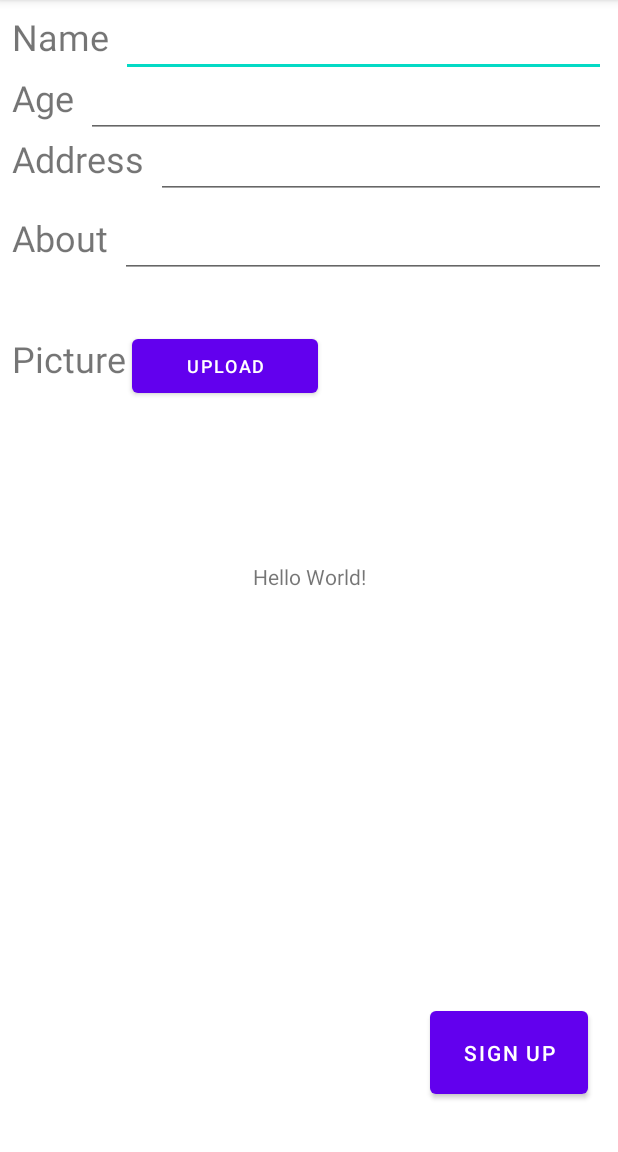
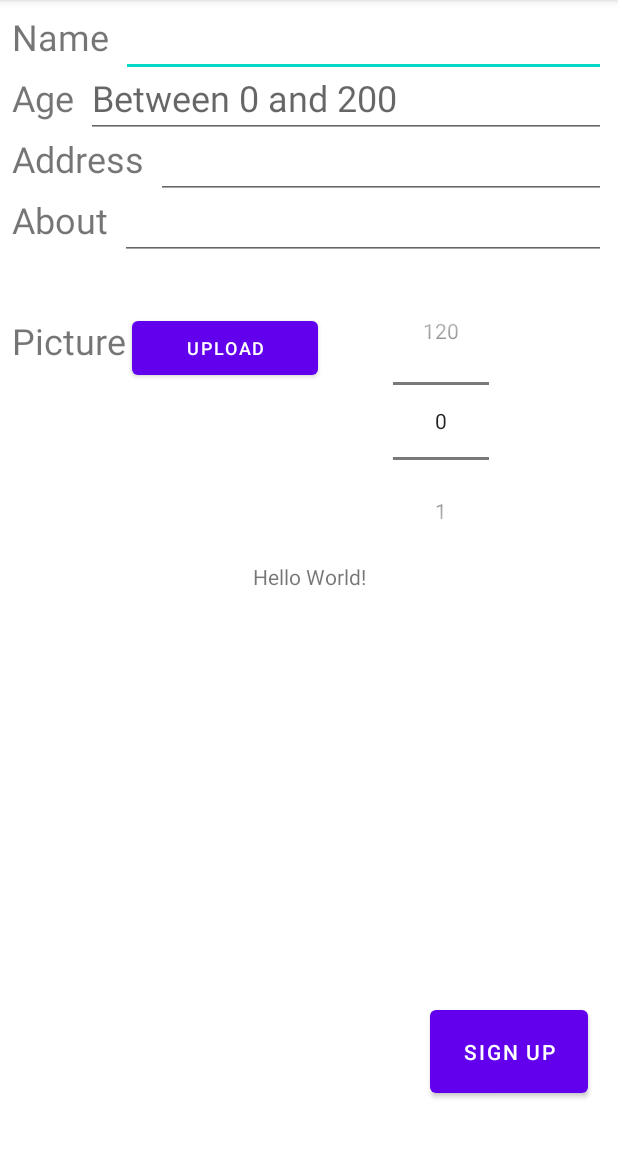
Before and after one commit to RomKadria/PurrfectMatch, an Android app: the screen it shows after launch (MainActivity), on a phone screen of 412 x 824 dp, the part 84-1236 px from its top. Run offline under Robolectric (Android 15) with nearby library versions, the phone set to English and light mode, and no system bars; our stand-ins replace Picasso, navigation-ui.

Commit message:
page completed

```diff
--- a/app/src/main/java/com/example/purrfectmatch/SignupSTwoFragment.java
+++ b/app/src/main/java/com/example/purrfectmatch/SignupSTwoFragment.java
@@ -12,6 +12,7 @@ import androidx.navigation.Navigation;
 
 import android.content.Context;
 
+import android.provider.ContactsContract;
 import android.provider.MediaStore;
 import android.util.Log;
 import android.view.LayoutInflater;
@@ -20,6 +21,7 @@ import android.view.ViewGroup;
 import android.widget.Button;
 import android.widget.EditText;
 import android.widget.ImageView;
+import android.widget.NumberPicker;
 import android.widget.Toast;
 
 import com.example.purrfectmatch.model.Model;
@@ -32,6 +34,8 @@ import java.io.IOException;
 public class SignupSTwoFragment extends Fragment {
     static final int REQUEST_IMAGE_CAPTURE = 1;
     final static int RESULT_SUCCESS = 0;
+    final static int MAX_AGE = 200;
+    final static int MIN_AGE = 0;
     private static final int REQUEST_CAMERA = 1;
     private static final int SELECT_IMAGE = 22;
     private final int PICK_IMAGE_REQUEST = 22;
@@ -43,8 +47,10 @@ public class SignupSTwoFragment extends Fragment {
     Button signUpBtn;
     Button uploadBtn;
     Bitmap imageBitmap;
-    ImageView iv;
+    ImageView imageIv;
     private Uri filePath;
+    Bitmap photo;
+    NumberPicker agePicker;
 
     @Override
     public View onCreateView(LayoutInflater inflater, ViewGroup container,
@@ -58,20 +64,26 @@ public class SignupSTwoFragment extends Fragment {
         aboutEt = view.findViewById(R.id.signupSTwo_about_et);
         signUpBtn = view.findViewById(R.id.signupSTwo_signup_btn);
         uploadBtn = view.findViewById(R.id.signupSTwo_upload_btn);
-        iv = view.findViewById(R.id.imgView);
+        imageIv = view.findViewById(R.id.signupSTwo_image_iv);
+        agePicker = view.findViewById(R.id.signupSTwo_age_np);
+        agePicker.setMaxValue(120);
+        agePicker.setMinValue(0);
 
         signUpBtn.setOnClickListener(v -> signUp());
         uploadBtn.setOnClickListener(v -> upload());
+        ageEt.setHint("Between " + MIN_AGE + " and " + MAX_AGE);
 
 
         return view;
     }
 
     private void signUp() {
+
         if (nameEt.getText().toString().isEmpty() ||
             ageEt.getText().toString().isEmpty() ||
             addressEt.getText().toString().isEmpty() ||
-            aboutEt.getText().toString().isEmpty()) {
+            aboutEt.getText().toString().isEmpty() ||
+            photo == null) {
 
             Context context = getContext();
             CharSequence text = "Please fill all fields";
@@ -81,8 +93,29 @@ public class SignupSTwoFragment extends Fragment {
 
 
         } else {
-            Pet pet = new Pet();
+
+            String name = nameEt.getText().toString();
+            int age = Integer.parseInt(ageEt.getText().toString());
+            String address = addressEt.getText().toString();
+            String about = addressEt.getText().toString();
+            String email = "test";
+            String password = "1122";
+
+            if (age < MIN_AGE || age > MAX_AGE) {
+                Toast.makeText(getActivity(), "Age must be between " + MIN_AGE + " and " + MAX_AGE, Toast.LENGTH_SHORT).show();
+            } else if (email.isEmpty() || password.isEmpty()) {
+                Toast.makeText(getActivity(), "missing data from last phase, please restart the process", Toast.LENGTH_SHORT).show();
+            } else { // All good lets add the pet
+            Model.instance.saveImage(photo, email + ".jpg", url -> {
+                Toast.makeText(getActivity(), "add image success", Toast.LENGTH_SHORT).show();
+
+                Pet pet = new Pet(name, email, age, address, about, password, email, url);
+                Model.instance.addPet(pet, () -> {
+                    Toast.makeText(getActivity(), "Add pet success", Toast.LENGTH_SHORT).show();
+                });
+            });
         }
+    }
     }
 
         private void upload() {
@@ -105,17 +138,15 @@ public class SignupSTwoFragment extends Fragment {
         if (requestCode == SELECT_IMAGE && resultCode == Activity.RESULT_OK) {
             if (data != null) {
                 try {
-                    Bitmap photo;
                     if (data.getData() != null) {
                         filePath = data.getData();
-                         photo = MediaStore.Images.Media.getBitmap(getActivity().getContentResolver(), filePath);
+                        photo = MediaStore.Images.Media.getBitmap(getActivity().getContentResolver(), filePath);
                     } else {
                          photo = (Bitmap) data.getExtras().get("data");
                     }
-                    iv.setImageBitmap(photo);
-                    Model.instance.saveImage(photo, "rrr.jpg", url -> {
-                        Toast.makeText(getActivity(), "success", Toast.LENGTH_SHORT).show();
-                    });
+
+                    imageIv.setImageBitmap(photo);
+
                 } catch (IOException e) {
                     e.printStackTrace();
                 }
--- a/app/src/main/java/com/example/purrfectmatch/model/Model.java
+++ b/app/src/main/java/com/example/purrfectmatch/model/Model.java
@@ -99,9 +99,9 @@ public class Model {
         modelFirebase.saveImage(imageBitmap,imageName,listener);
     }
 
-    public void saveImage(Bitmap imageBitmap, String imageName) {
-        modelFirebase.saveImage(imageBitmap,imageName);
-    }
+//    public void saveImage(Bitmap imageBitmap, String imageName) {
+//        modelFirebase.saveImage(imageBitmap,imageName);
+//    }
 
 //    public interface GetPetById{
 //        void onComplete(Pet pet);
--- a/app/src/main/java/com/example/purrfectmatch/model/PetDao.java
+++ b/app/src/main/java/com/example/purrfectmatch/model/PetDao.java
@@ -16,6 +16,10 @@ public interface PetDao {
     @Insert(onConflict = OnConflictStrategy.REPLACE)
     void insertAll(Pet... pets);
 
+//    @Insert
+//    public void insertPet(Pet);
+
+
 //    @Delete
 //    void delete(Pet pet);
 }
--- a/app/src/main/res/layout/fragment_signup_s_two.xml
+++ b/app/src/main/res/layout/fragment_signup_s_two.xml
@@ -52,7 +52,8 @@
         android:layout_marginStart="8dp"
         android:layout_marginEnd="8dp"
         android:ems="10"
-        android:inputType="text"
+        android:maxLength="2"
+        android:inputType="number"
         android:textSize="24sp"
         app:layout_constraintBaseline_toBaselineOf="@+id/signupSTwo_age_tv"
         app:layout_constraintEnd_toEndOf="parent"
@@ -118,10 +119,10 @@
         android:layout_width="wrap_content"
         android:layout_height="wrap_content"
         android:layout_marginStart="8dp"
-        android:layout_marginTop="20dp"
-        android:text="@string/About"
+        android:layout_marginTop="8dp"
         android:lines="2"
         android:singleLine="false"
+        android:text="@string/About"
         android:textSize="24sp"
         app:layout_constraintStart_toStartOf="parent"
         app:layout_constraintTop_toBottomOf="@+id/signupSTwo_address_tv" />
@@ -177,10 +178,24 @@
         app:layout_constraintVertical_bias="0.97" />
 
     <ImageView
-        android:id="@+id/imgView"
-        android:layout_width="match_parent"
-        android:layout_height="match_parent"
-        app:layout_constraintTop_toBottomOf="@+id/signupSTwo_pic_tv" />
+        android:id="@+id/signupSTwo_image_iv"
+        android:layout_width="50dp"
+        android:layout_height="50dp"
+        android:adjustViewBounds="true"
+        android:scaleType="fitCenter"
+        android:layout_marginTop="10dp"
+        app:layout_constraintStart_toEndOf="@+id/signupSTwo_upload_btn"
+        app:layout_constraintTop_toBottomOf="@+id/signupSTwo_about_tv" />
+
+    <NumberPicker
+        android:id="@+id/signupSTwo_age_np"
+        android:layout_width="wrap_content"
+        android:layout_height="wrap_content"
+        app:layout_constraintStart_toEndOf="@+id/signupSTwo_image_iv"
+        app:layout_constraintTop_toBottomOf="@+id/signupSTwo_about_tv"
+        android:descendantFocusability="blocksDescendants"
+        app:layout_constraintHorizontal_bias="0.5"/>
+
 
 <!--    <ProgressBar-->
 <!--        android:id="@+id/signupSTwo_progressbar"-->
```
Also changed, not shown: app/src/main/java/com/example/purrfectmatch/model/ModelFirebase.java (+9 -9 lines), app/src/main/java/com/example/purrfectmatch/model/Pet.java (+38 -3 lines).
